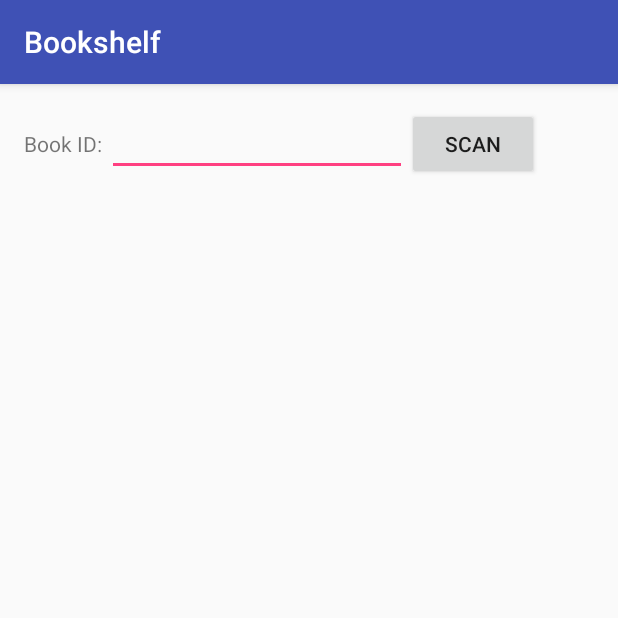
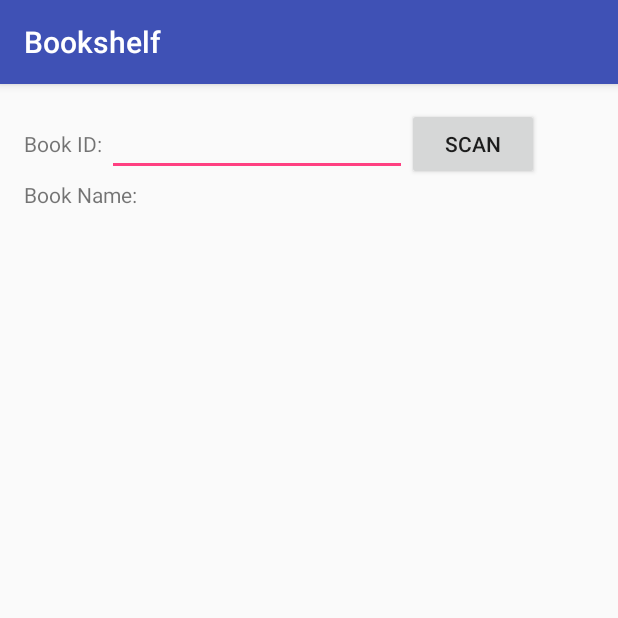
Before and after one commit to joesnason/Bookshelf, an Android app: the screen it shows after launch (MainActivity), on a phone screen of 412 x 824 dp, the top half of it. Run offline under Robolectric (Android 15) with nearby library versions, the phone set to English and light mode, and no system bars; libraries missing offline, so code that uses them is left out: com.google.zxing.integration.

Commit message:
add Book name

```diff
--- a/app/src/main/res/layout/activity_main.xml
+++ b/app/src/main/res/layout/activity_main.xml
@@ -1,5 +1,5 @@
 <?xml version="1.0" encoding="utf-8"?>
-<RelativeLayout xmlns:android="http://schemas.android.com/apk/res/android"
+<LinearLayout xmlns:android="http://schemas.android.com/apk/res/android"
     xmlns:tools="http://schemas.android.com/tools"
     android:layout_width="match_parent"
     android:layout_height="match_parent"
@@ -7,7 +7,9 @@
     android:paddingLeft="@dimen/activity_horizontal_margin"
     android:paddingRight="@dimen/activity_horizontal_margin"
     android:paddingTop="@dimen/activity_vertical_margin"
+    android:orientation="vertical"
     tools:context="com.jonathan.bookshelf.MainActivity">
+
 
     <LinearLayout
         android:layout_width="wrap_content"
@@ -31,6 +33,21 @@
              />
     </LinearLayout>
 
+    <LinearLayout
+        android:layout_width="wrap_content"
+        android:layout_height="wrap_content"
+        android:orientation="horizontal">
+        <TextView
+            android:layout_width="wrap_content"
+            android:layout_height="wrap_content"
+            android:text="Book Name: " />
+
+        <TextView
+            android:id="@+id/bookname"
+            android:layout_width="200dp"
+            android:layout_height="wrap_content"
+            />
+    </LinearLayout>
 
 
-</RelativeLayout>
+</LinearLayout>
```
